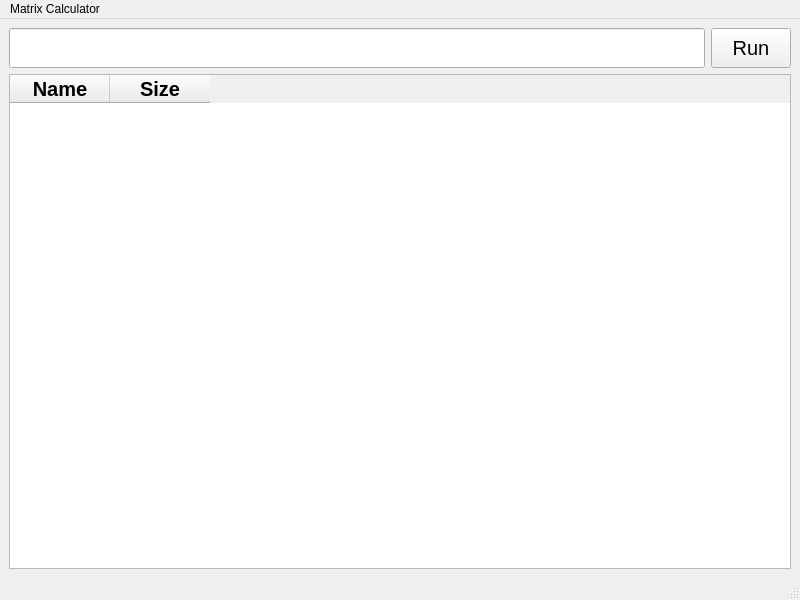
Before: the Qt Designer form GUI/mainwindow.ui in bajzc/Matrix_calculator, drawn with Qt 5.
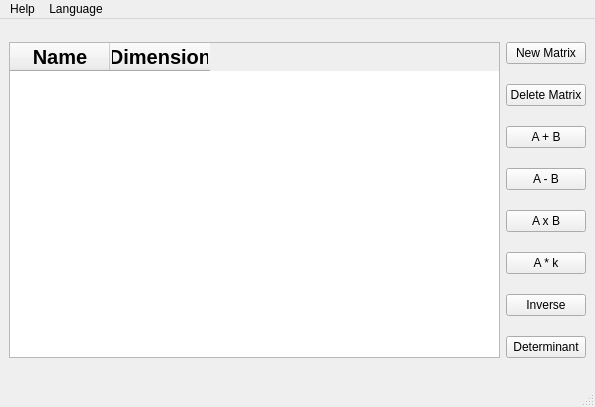
After: the same form once the commit is applied.

Diff of the .ui file:
```diff
--- a/GUI/mainwindow.ui
+++ b/GUI/mainwindow.ui
@@ -6,8 +6,8 @@
    <rect>
     <x>0</x>
     <y>0</y>
-    <width>800</width>
-    <height>600</height>
+    <width>595</width>
+    <height>407</height>
    </rect>
   </property>
   <property name="windowTitle">
@@ -15,47 +15,43 @@
   </property>
   <widget class="QWidget" name="centralwidget">
    <layout class="QGridLayout" name="gridLayout">
-    <item row="0" column="0">
-     <widget class="QLineEdit" name="Line_input">
-      <property name="minimumSize">
-       <size>
-        <width>100</width>
-        <height>40</height>
-       </size>
+    <item row="3" column="1">
+     <widget class="QPushButton" name="MSubMButton">
+      <property name="text">
+       <string>A - B</string>
       </property>
-      <property name="font">
-       <font>
-        <pointsize>15</pointsize>
-        <bold>false</bold>
-       </font>
+     </widget>
+    </item>
+    <item row="5" column="1">
+     <widget class="QPushButton" name="MScaleButton">
+      <property name="text">
+       <string>A * k</string>
       </property>
      </widget>
     </item>
-    <item row="0" column="1" alignment="Qt::AlignTop">
-     <widget class="QPushButton" name="Run_button">
-      <property name="minimumSize">
-       <size>
-        <width>0</width>
-        <height>40</height>
-       </size>
+    <item row="0" column="1">
+     <widget class="QPushButton" name="NewButton">
+      <property name="text">
+       <string>New Matrix</string>
       </property>
-      <property name="font">
-       <font>
-        <pointsize>15</pointsize>
-       </font>
-      </property>
+     </widget>
+    </item>
+    <item row="7" column="1">
+     <widget class="QPushButton" name="DeterminantButton">
       <property name="text">
-       <string>Run</string>
+       <string>Determinant</string>
       </property>
      </widget>
     </item>
-    <item row="1" column="0" colspan="2">
-     <widget class="QTableWidget" name="Matrix_table">
-      <property name="font">
-       <font>
-        <pointsize>15</pointsize>
-       </font>
+    <item row="4" column="1">
+     <widget class="QPushButton" name="MTimeMButton">
+      <property name="text">
+       <string>A x B</string>
       </property>
+     </widget>
+    </item>
+    <item row="0" column="0" rowspan="8">
+     <widget class="QTableWidget" name="MatrixTable">
       <column>
        <property name="text">
         <string>Name</string>
@@ -69,7 +65,7 @@
       </column>
       <column>
        <property name="text">
-        <string>Size</string>
+        <string>Dimension</string>
        </property>
        <property name="font">
         <font>
@@ -80,6 +76,27 @@
       </column>
      </widget>
     </item>
+    <item row="2" column="1">
+     <widget class="QPushButton" name="MAddMButton">
+      <property name="text">
+       <string>A + B</string>
+      </property>
+     </widget>
+    </item>
+    <item row="6" column="1">
+     <widget class="QPushButton" name="InverseButton">
+      <property name="text">
+       <string>Inverse</string>
+      </property>
+     </widget>
+    </item>
+    <item row="1" column="1">
+     <widget class="QPushButton" name="DeleteMButton">
+      <property name="text">
+       <string>Delete Matrix</string>
+      </property>
+     </widget>
+    </item>
    </layout>
   </widget>
   <widget class="QMenuBar" name="menubar">
@@ -87,18 +104,26 @@
     <rect>
      <x>0</x>
      <y>0</y>
-     <width>800</width>
+     <width>595</width>
      <height>25</height>
     </rect>
    </property>
-   <widget class="QMenu" name="menuMatrix_Calculator">
+   <widget class="QMenu" name="menuHelp">
     <property name="title">
-     <string>Matrix Calculator</string>
+     <string>Help</string>
     </property>
     <addaction name="actionHelp_2"/>
     <addaction name="actionAbout"/>
    </widget>
-   <addaction name="menuMatrix_Calculator"/>
+   <widget class="QMenu" name="menuLanguage">
+    <property name="title">
+     <string>Language</string>
+    </property>
+    <addaction name="actionEnglish"/>
+    <addaction name="actionChinese"/>
+   </widget>
+   <addaction name="menuHelp"/>
+   <addaction name="menuLanguage"/>
   </widget>
   <widget class="QStatusBar" name="statusbar"/>
   <action name="actionHelp">
```
Left out of the diff: 33 changed lines with no effect on the pictures.
